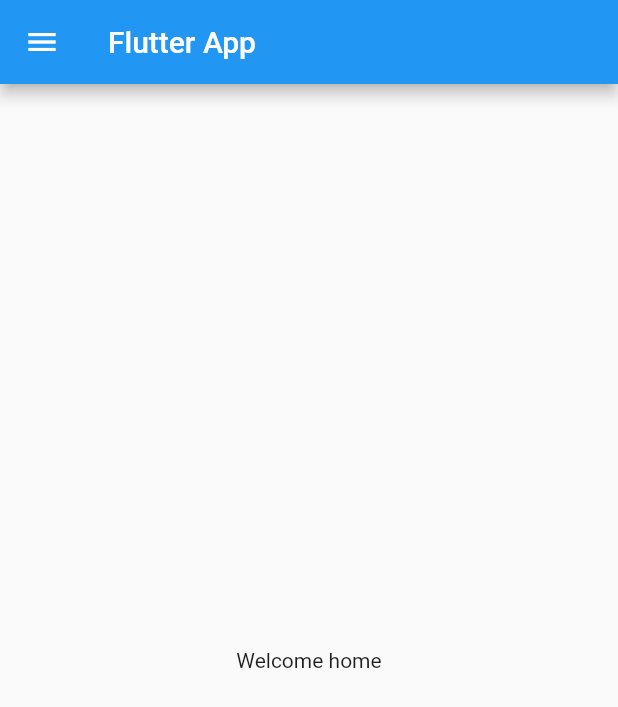
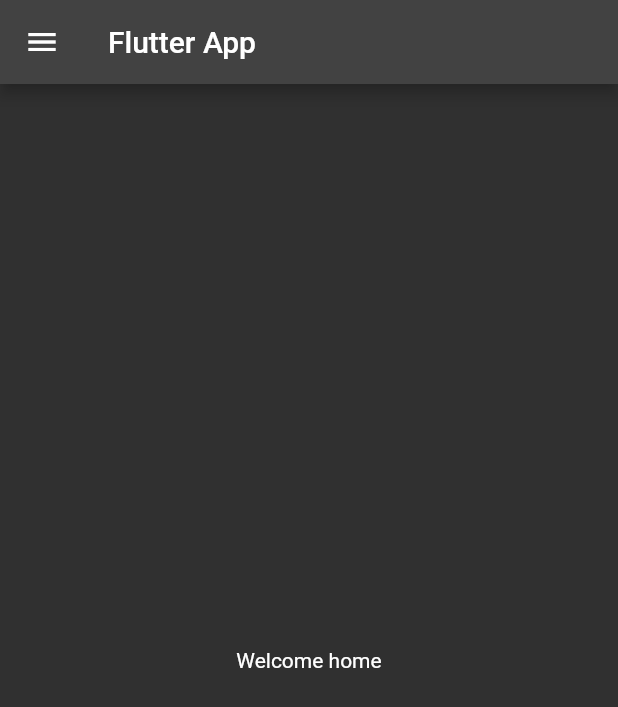
Before and after one commit to Dilshad-bot001/Flutter-practice-code, a Flutter app: the screen it shows after launch, on a phone screen of 412 x 824 dp. Shown: the top 707 px of the screen. Run offline on Flutter 3.47's test engine with Material 2 defaults, Android fonts, the phone set to English and light mode, and no system bars.

Commit message:
learned themes, routes and materialApp

```diff
--- a/lib/main.dart
+++ b/lib/main.dart
@@ -1,6 +1,7 @@
 import 'package:flutter/material.dart';
-import 'package:flutter_application_1/home_page.dart';
-import 'home_page.dart';
+import 'package:flutter_application_1/pages/home_page.dart';
+import 'package:flutter_application_1/pages/login_page.dart';
+import 'pages/home_page.dart';
 
 void main() {
   runApp(const MyApp());
@@ -13,6 +14,17 @@ class MyApp extends StatelessWidget {
   Widget build(BuildContext context) {
     return MaterialApp(
       home: HomePage(),
+      themeMode: ThemeMode.dark,
+      theme: ThemeData(
+        primarySwatch: Colors.blueGrey
+      ),
+      darkTheme: ThemeData(
+        brightness: Brightness.dark,
+      ),
+      routes: {
+        "/":(context) => HomePage(),
+        "/login":(context) => LoginPage(),
+      },
     );
   }
 }
```
Also changed, not shown: lib/pages/login_page.dart (added, +19 -0 lines), lib/pages/home_page.dart (renamed from lib/home_page.dart).
